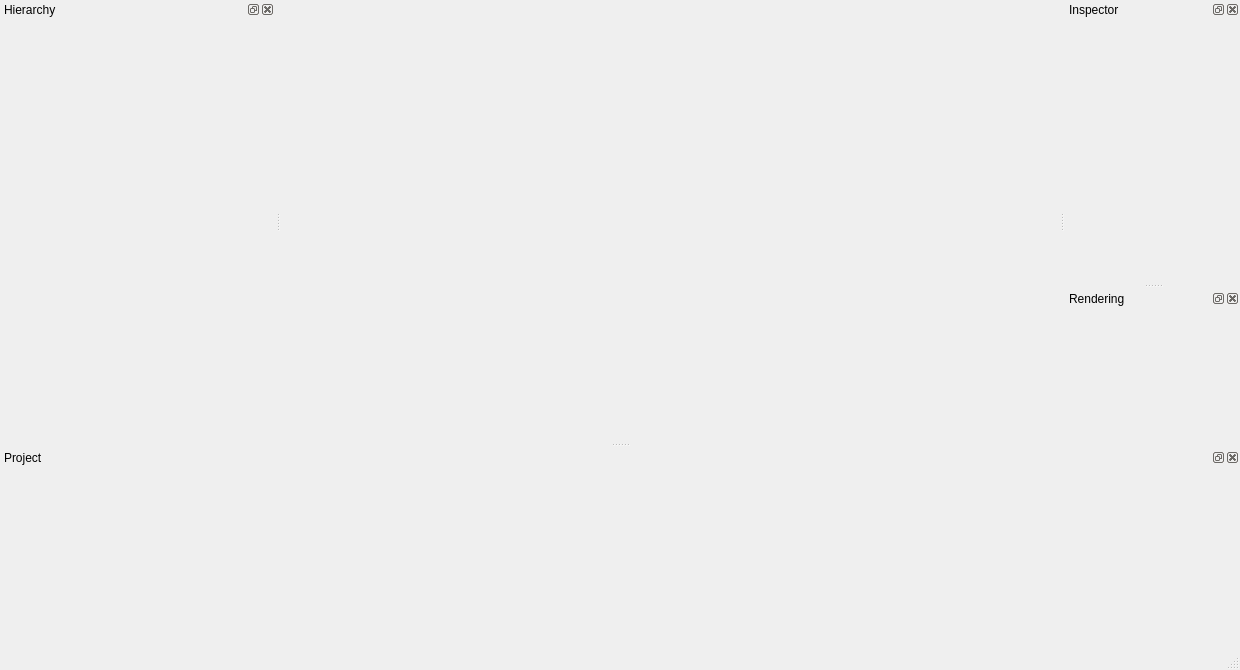
First picture: the form in ProgGraphAvan/mainwindow.ui, repository isaaccalvis/ProgGraphAvan_Qt, before the edit.
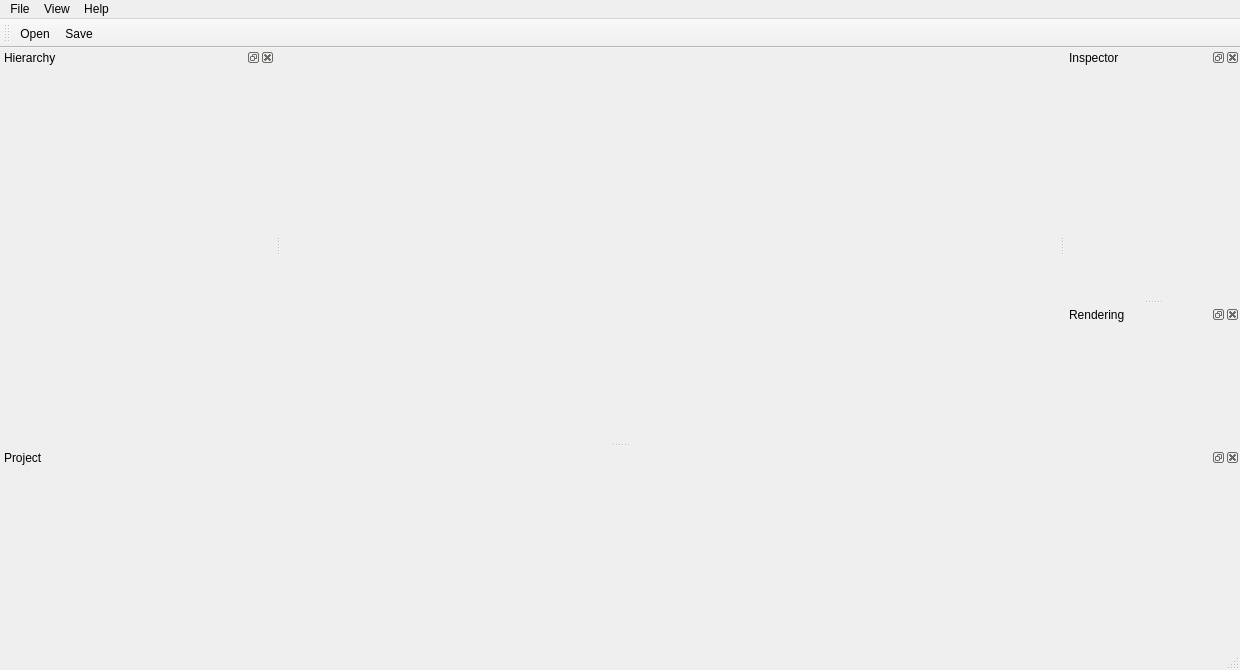
Second picture: the form after the edit. Icons and pictures are not drawn.

```diff
--- a/ProgGraphAvan/mainwindow.ui
+++ b/ProgGraphAvan/mainwindow.ui
@@ -79,6 +79,73 @@
    </attribute>
    <widget class="QWidget" name="dockWidgetContents_8"/>
   </widget>
+  <widget class="QMenuBar" name="menuBar">
+   <property name="geometry">
+    <rect>
+     <x>0</x>
+     <y>0</y>
+     <width>1240</width>
+     <height>20</height>
+    </rect>
+   </property>
+   <widget class="QMenu" name="menuFile">
+    <property name="title">
+     <string>File</string>
+    </property>
+    <addaction name="actionOpen"/>
+    <addaction name="actionSave"/>
+   </widget>
+   <widget class="QMenu" name="menuView">
+    <property name="title">
+     <string>View</string>
+    </property>
+   </widget>
+   <widget class="QMenu" name="menuHelp">
+    <property name="title">
+     <string>Help</string>
+    </property>
+    <addaction name="actionAbout"/>
+   </widget>
+   <addaction name="menuFile"/>
+   <addaction name="menuView"/>
+   <addaction name="menuHelp"/>
+  </widget>
+  <widget class="QToolBar" name="toolBar">
+   <property name="windowTitle">
+    <string>toolBar</string>
+   </property>
+   <attribute name="toolBarArea">
+    <enum>TopToolBarArea</enum>
+   </attribute>
+   <attribute name="toolBarBreak">
+    <bool>false</bool>
+   </attribute>
+   <addaction name="actionOpen"/>
+   <addaction name="actionSave"/>
+  </widget>
+  <action name="actionAbout">
+   <property name="text">
+    <string>About</string>
+   </property>
+  </action>
+  <action name="actionOpen">
+   <property name="icon">
+    <iconset resource="icons.qrc">
+     <normaloff>:/icons/open</normaloff>:/icons/open</iconset>
+   </property>
+   <property name="text">
+    <string>Open</string>
+   </property>
+  </action>
+  <action name="actionSave">
+   <property name="icon">
+    <iconset resource="icons.qrc">
+     <normaloff>:/icons/save</normaloff>:/icons/save</iconset>
+   </property>
+   <property name="text">
+    <string>Save</string>
+   </property>
+  </action>
  </widget>
  <resources/>
  <connections/>
```
Left out of the diff: 4 changed lines with no effect on the pictures.
